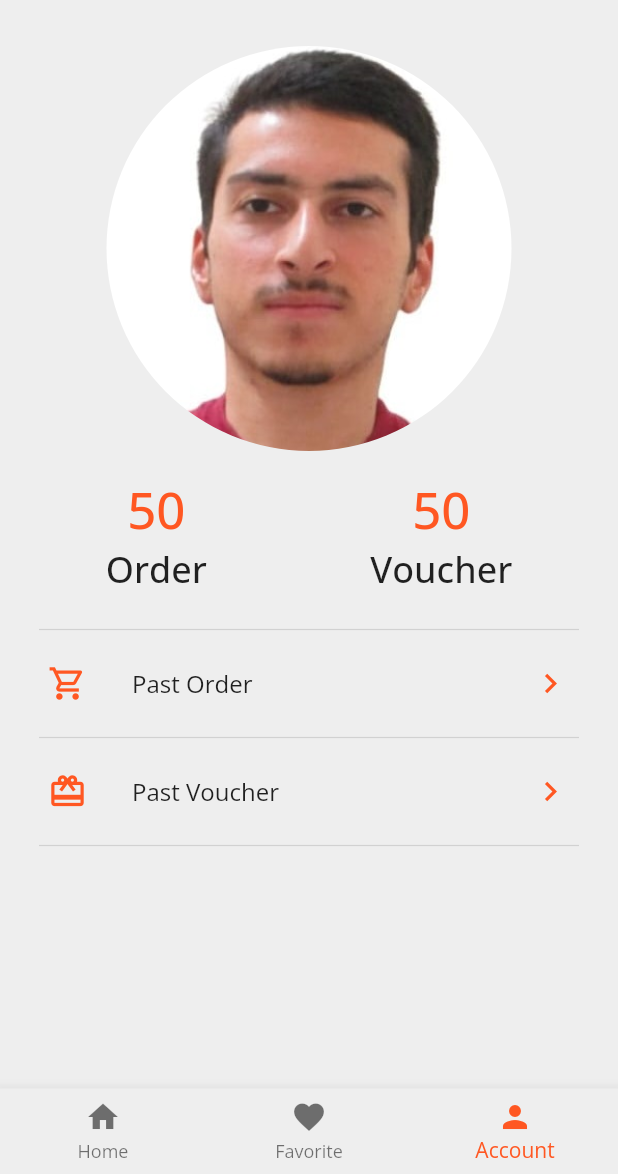
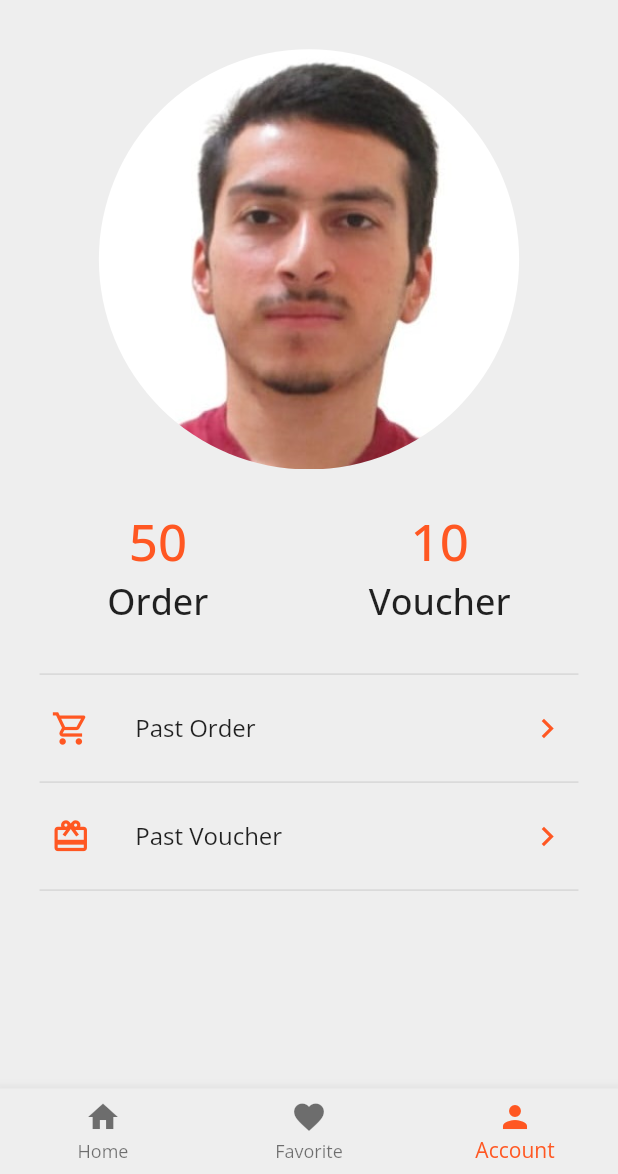
Before and after one commit to Omar-Soboh/second-project-FoodakApp, a Flutter app: the screen it shows after launch, item 3 of the bottom bar chosen, on a phone screen of 412 x 824 dp, the part 62-1236 px from its top. Run offline on Flutter 3.47's test engine with Material 3 defaults, Android fonts, the light colour scheme and no system bars.

Commit message:
modified on responsivness

```diff
--- a/lib/models/product_model.dart
+++ b/lib/models/product_model.dart
@@ -30,7 +30,7 @@ List<ProductModel> products = [
   ProductModel(imageLink: "assets/images/salad.jpg", title: "salad", price: 10),
   ProductModel(imageLink: "assets/images/potaotes.jpg", title: "potaotes", price: 10),
   ProductModel(imageLink: "assets/images/pizza.jpg", title: "pizza", price: 10),
-  ProductModel(imageLink: "assets/images/pizza.jpg", title: "pizza", price: 10),
+  ProductModel(imageLink: "assets/images/chicken.jpg", title: "pizza", price: 10),
   ProductModel(imageLink: "assets/images/meat.jpg", title: "meat", price: 10),
   ProductModel(imageLink: "assets/images/fish.jpg", title: "fish", price: 10),
   ProductModel(imageLink: "assets/images/cake.jpg", title: "cake", price: 10),
--- a/lib/pages/account_page.dart
+++ b/lib/pages/account_page.dart
@@ -56,10 +56,12 @@ class AccountPage extends StatelessWidget {
 
   @override
   Widget build(BuildContext context) {
+      final size = MediaQuery.of(context).size;
+
     return Column(
       children: [
         Container(
-          height: 270,
+          height: size.height * 0.34,
           decoration: BoxDecoration(
             shape: BoxShape.circle,
             image: DecorationImage(
@@ -68,20 +70,20 @@ class AccountPage extends StatelessWidget {
             ),
           ),
         ),
-        SizedBox(height: 16.0),
+        SizedBox(height: size.height * 0.03),
         Row(
           mainAxisAlignment: MainAxisAlignment.spaceAround,
           children: [
             orderVoucherCount(context, title: "Order", count: 50),
-            orderVoucherCount(context, title: "Voucher", count: 50),
+            orderVoucherCount(context, title: "Voucher", count: 10),
           ],
         ),
-        SizedBox(height: 16.0),
+        SizedBox(height: size.height * 0.03),
         Divider(
            thickness: 0.8,
            color: Colors.black12,
-           indent: 10,
-           endIndent: 10,
+           indent: size.height * 0.01,
+           endIndent: size.height * 0.01,
         ),
         listTileOrderVoucher(
           context,
@@ -92,8 +94,8 @@ class AccountPage extends StatelessWidget {
         Divider(
            thickness: 0.8,
            color: Colors.black12,
-           indent: 10,
-           endIndent: 10,
+           indent: size.height * 0.01,
+           endIndent: size.height * 0.01,
         ),
         listTileOrderVoucher(
           context,
@@ -104,8 +106,8 @@ class AccountPage extends StatelessWidget {
         Divider(
            thickness: 0.8,
            color: Colors.black12,
-           indent: 10,
-           endIndent: 10,
+           indent: size.height * 0.01,
+           endIndent: size.height * 0.01,
         ),
       ],
     );
--- a/lib/pages/bottom_navigation_bar_page.dart
+++ b/lib/pages/bottom_navigation_bar_page.dart
@@ -24,6 +24,7 @@ List<Widget> navigationPages = [
 
   @override
   Widget build(BuildContext context) {
+    final size = MediaQuery.of(context).size;
     return Scaffold(
       appBar: AppBar(
         title: Text("Foodak"),
@@ -36,7 +37,7 @@ List<Widget> navigationPages = [
         child: Center(child: Text("i am into drawer")),
       ),
       body: Padding(
-        padding: const EdgeInsets.all(16.0),
+        padding: EdgeInsets.all(size.height * 0.022),
         child: navigationPages[currentIndex],
       ),
       bottomNavigationBar: BottomNavigationBar(
--- a/pubspec.yaml
+++ b/pubspec.yaml
@@ -63,7 +63,7 @@ flutter:
     - assets/images/salad.jpg
     - assets/images/potaotes.jpg
     - assets/images/pizza.jpg
-    - assets/images/pizza.jpg
+    - assets/images/chicken.jpg
     - assets/images/meat.jpg
     - assets/images/fish.jpg
     - assets/images/cake.jpg
```
Also changed, not shown: lib/pages/favorite_page.dart (+8 -6 lines), lib/pages/home_page.dart (+6 -4 lines), lib/widgets/product_item.dart (+8 -6 lines).
